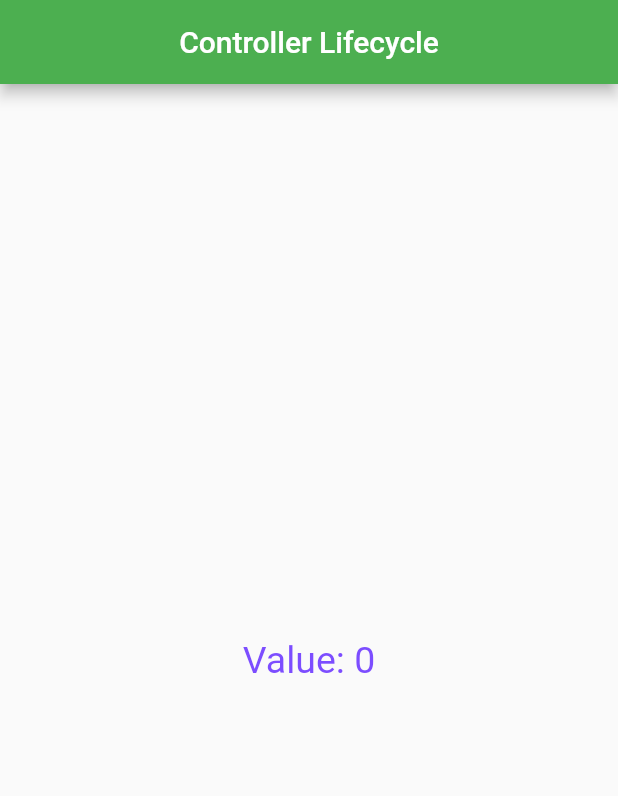
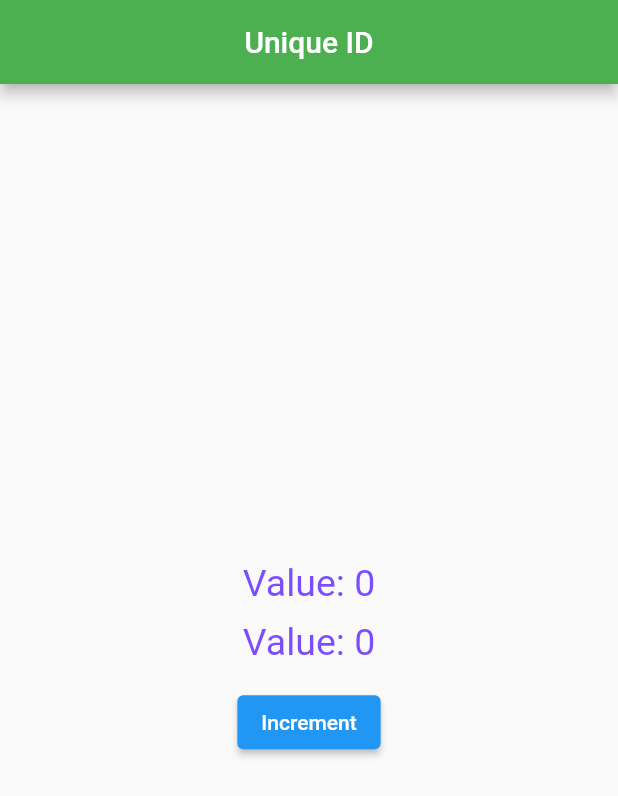
Before and after one commit to vigneshram2011/sheru, a Flutter app: the screen it shows after launch, on a phone screen of 412 x 824 dp. Shown: the top 796 px of the screen. Run offline on Flutter 3.47's test engine with Material 2 defaults, Android fonts, the phone set to English and light mode, and no system bars; our stand-ins replace get.

Commit message:
after thirteenth video - working

```diff
--- a/lib/main.dart
+++ b/lib/main.dart
@@ -15,10 +15,10 @@ class MyApp extends StatelessWidget {
   @override
   Widget build(BuildContext context) {
     return GetMaterialApp(
-      title: 'Controller Lifecycle',
+      title: 'Unique ID',
       home: Scaffold(
         appBar: AppBar(
-          title: Text('Controller Lifecycle'),
+          title: Text('Unique ID'),
           backgroundColor: Colors.green,
           centerTitle: true,
         ),
@@ -28,8 +28,7 @@ class MyApp extends StatelessWidget {
             crossAxisAlignment: CrossAxisAlignment.center,
             children: [
               GetBuilder<MyController>(
-                initState: (_) => myController.increment(),
-                dispose: (_) => myController.cleanUpTask(),
+                id: 'txtCount',
                 builder: (controller) {
                   return Text(
                     'Value: ${controller.count}',
@@ -40,6 +39,27 @@ class MyApp extends StatelessWidget {
                   );
                 },
               ),
+              SizedBox(
+                height: 10,
+              ),
+              GetBuilder<MyController>(
+                builder: (controller) {
+                  return Text(
+                    'Value: ${controller.count}',
+                    style: TextStyle(
+                      fontSize: 25,
+                      color: Colors.deepPurpleAccent,
+                    ),
+                  );
+                },
+              ),
+              SizedBox(
+                height: 15,
+              ),
+              ElevatedButton(
+                child: Text('Increment'),
+                onPressed: () => myController.increment(),
+              )
             ],
           ),
         ),
--- a/lib/my_controller.dart
+++ b/lib/my_controller.dart
@@ -2,13 +2,10 @@ import 'package:get/get.dart';
 
 class MyController extends GetxController {
   var count = 0;
-  void increment() async {
-    await Future<int>.delayed(Duration(seconds: 5));
+  void increment() {
     count++;
-    update();
-  }
-
-  void cleanUpTask() {
-    print('Clean up task.');
+    update([
+      'txtCount',
+    ]);
   }
 }
```
